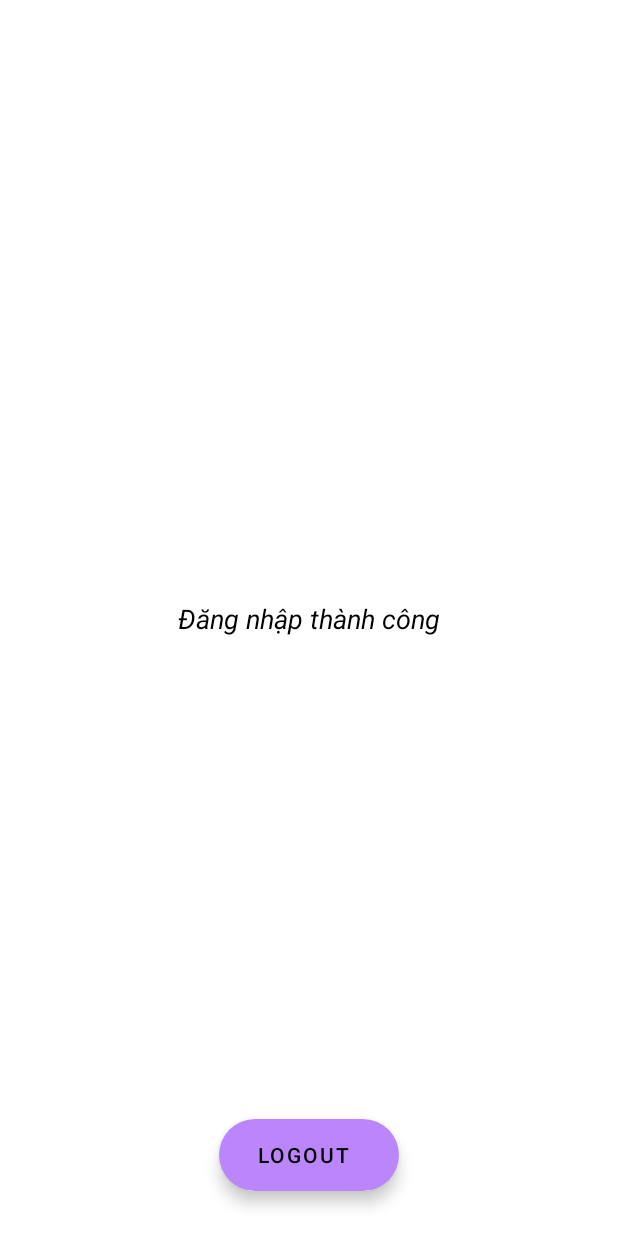
After one commit to nguyenduykhanh11/Training_UI_Login, an Android app: the HomeActivity screen opened directly, with no data from a screen before it, on a phone screen of 412 x 824 dp. The commit adds this screen. Run offline under Robolectric (Android 15) with nearby library versions, the phone set to English and light mode, and no system bars.

Commit message:
login, use MVVM, retrofit, Rxjava+Android

```diff
--- /dev/null
+++ b/app/src/main/java/com/example/login_ui/ui/activities/HomeActivity.kt
@@ -0,0 +1,26 @@
+package com.example.login_ui.ui.activities
+
+import android.content.Intent
+import androidx.appcompat.app.AppCompatActivity
+import android.os.Bundle
+import com.example.login_ui.R
+import com.example.login_ui.databinding.ActivityHomeBinding
+import com.example.login_ui.databinding.ActivityMainBinding
+
+class HomeActivity : AppCompatActivity() {
+    private lateinit var binding: ActivityHomeBinding
+    override fun onCreate(savedInstanceState: Bundle?) {
+        super.onCreate(savedInstanceState)
+        binding = ActivityHomeBinding.inflate(layoutInflater)
+        setContentView(binding.root)
+        setUpEventLogout()
+    }
+
+    private fun setUpEventLogout() {
+        binding.floatBottomLogout.setOnClickListener {
+            val intent = Intent(this, MainActivity::class.java)
+            startActivity(intent)
+            finish()
+        }
+    }
+}
--- /dev/null
+++ b/app/src/main/res/layout/activity_home.xml
@@ -0,0 +1,36 @@
+<?xml version="1.0" encoding="utf-8"?>
+<androidx.constraintlayout.widget.ConstraintLayout
+    xmlns:android="http://schemas.android.com/apk/res/android"
+    xmlns:tools="http://schemas.android.com/tools"
+    xmlns:app="http://schemas.android.com/apk/res-auto"
+    android:layout_width="match_parent"
+    android:layout_height="match_parent"
+    tools:context=".ui.activities.HomeActivity">
+    <TextView
+        android:layout_width="wrap_content"
+        android:layout_height="wrap_content"
+        android:gravity="center"
+        android:text="@string/ng_nh_p_th_nh_c_ng"
+        android:textStyle="italic"
+        android:textColor="@color/black"
+        android:textSize="18sp"
+        app:layout_constraintTop_toTopOf="parent"
+        app:layout_constraintEnd_toEndOf="parent"
+        app:layout_constraintStart_toStartOf="parent"
+        app:layout_constraintBottom_toBottomOf="parent"/>
+    <com.google.android.material.floatingactionbutton.ExtendedFloatingActionButton
+        android:layout_width="wrap_content"
+        android:layout_height="wrap_content"
+        android:text="@string/logout"
+        android:id="@+id/float_bottom_logout"
+        app:layout_constraintStart_toStartOf="parent"
+        app:layout_constraintEnd_toEndOf="parent"
+        app:layout_constraintBottom_toBottomOf="parent"
+        android:textAlignment="center"
+        app:backgroundTint="@color/purple_200"
+        android:layout_marginBottom="30sp"
+        android:shadowColor="@color/teal_200"/>
+
+
+
+  </androidx.constraintlayout.widget.ConstraintLayout>
--- a/app/src/main/res/values/strings.xml
+++ b/app/src/main/res/values/strings.xml
@@ -9,4 +9,6 @@
     <string name="twitter">Twitter</string>
     <string name="don_t_have_account">Don\'t have account ?</string>
     <string name="sing_up">Sing Up</string>
+    <string name="ng_nh_p_th_nh_c_ng">Đăng nhập thành công</string>
+    <string name="logout">Logout</string>
 </resources>
```
Also changed, not shown: app/build.gradle (+15 -0 lines), app/src/main/AndroidManifest.xml (+8 -5 lines), app/src/main/java/com/example/login_ui/MainActivity.kt (deleted, +0 -11 lines), app/src/main/java/com/example/login_ui/data/api/RetrofitInstance.kt (added, +30 -0 lines), app/src/main/java/com/example/login_ui/data/api/UserApi.kt (added, +11 -0 lines), app/src/main/java/com/example/login_ui/data/model/UserLoginEntity.kt (added, +8 -0 lines), app/src/main/java/com/example/login_ui/data/repository/UserLoginReponsitory.kt (added, +35 -0 lines), app/src/main/java/com/example/login_ui/extentions/ViewExts.kt (added, +23 -0 lines), app/src/main/java/com/example/login_ui/ui/activities/MainActivity.kt (added, +65 -0 lines), app/src/main/java/com/example/login_ui/utils/Constant.kt (added, +10 -0 lines), app/src/main/java/com/example/login_ui/viewModel/UserLoginViewModel.kt (added, +18 -0 lines), app/src/main/res/layout/activity_main.xml (+6 -5 lines).
